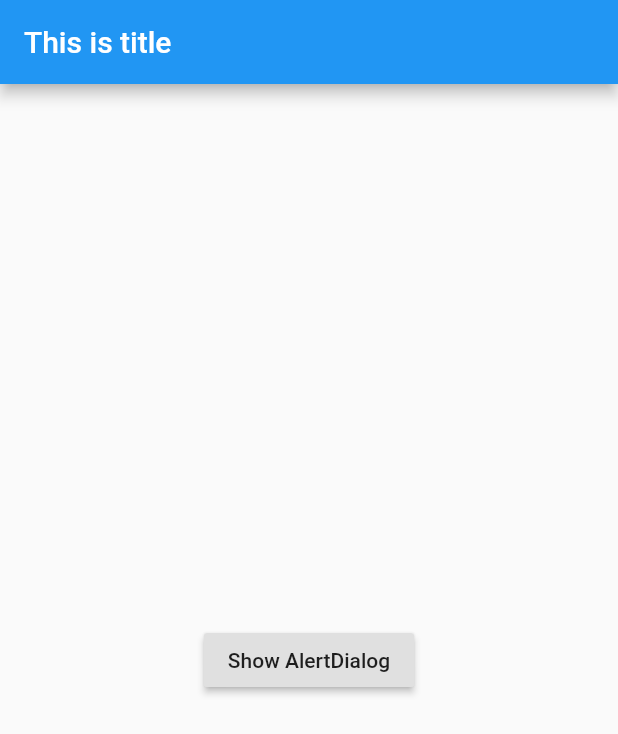
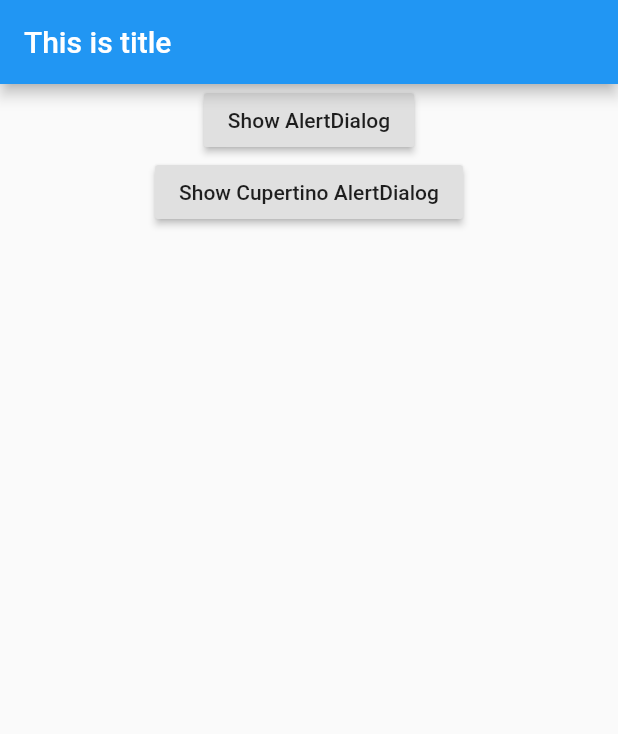
Before and after one commit to samtarmizi/flutter-firstapp, a Flutter app: the screen it shows after launch, on a phone screen of 412 x 824 dp. Shown: the top 734 px of the screen. Run offline on Flutter 3.47's test engine with Material 2 defaults, Android fonts, the phone set to English and light mode, and no system bars.

Commit message:
Show both button

```diff
--- a/lib/main.dart
+++ b/lib/main.dart
@@ -16,7 +16,13 @@ class MyApp extends StatelessWidget {
         appBar: AppBar(
           title: Text('This is title'),
         ),
-        body: HomePageAndroid(),
+        body: Column(
+          children: <Widget>[
+            HomePageAndroid(),
+            HomePageIOS(),
+          ],
+        )
+
       ),
     );
   }
```
